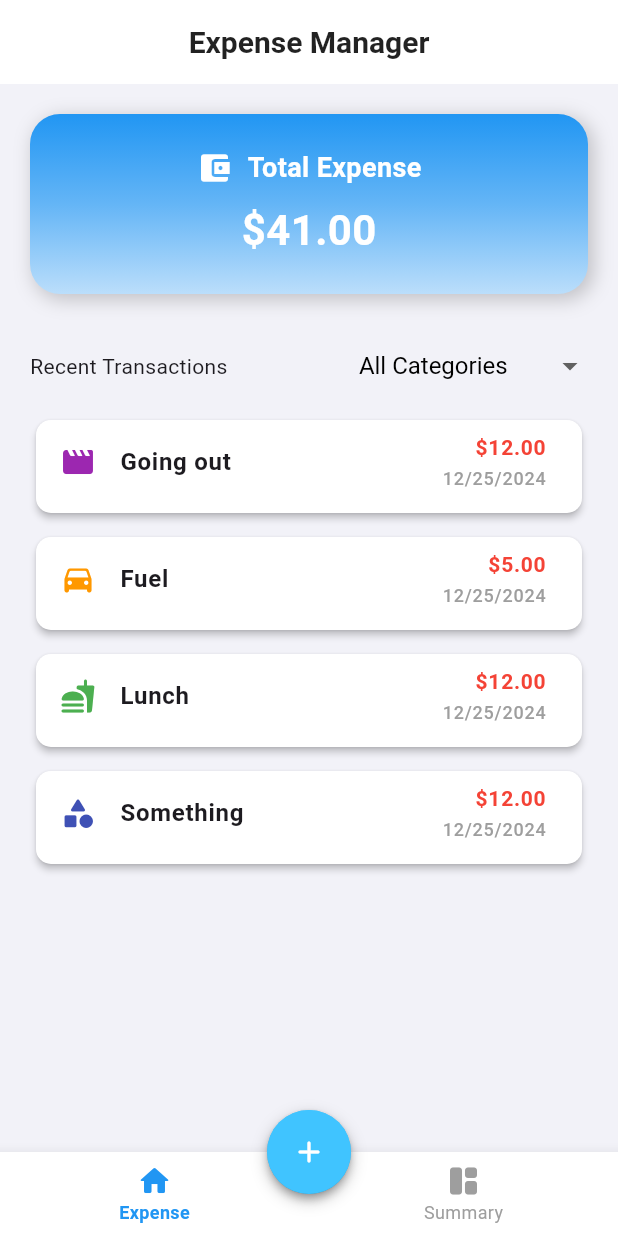
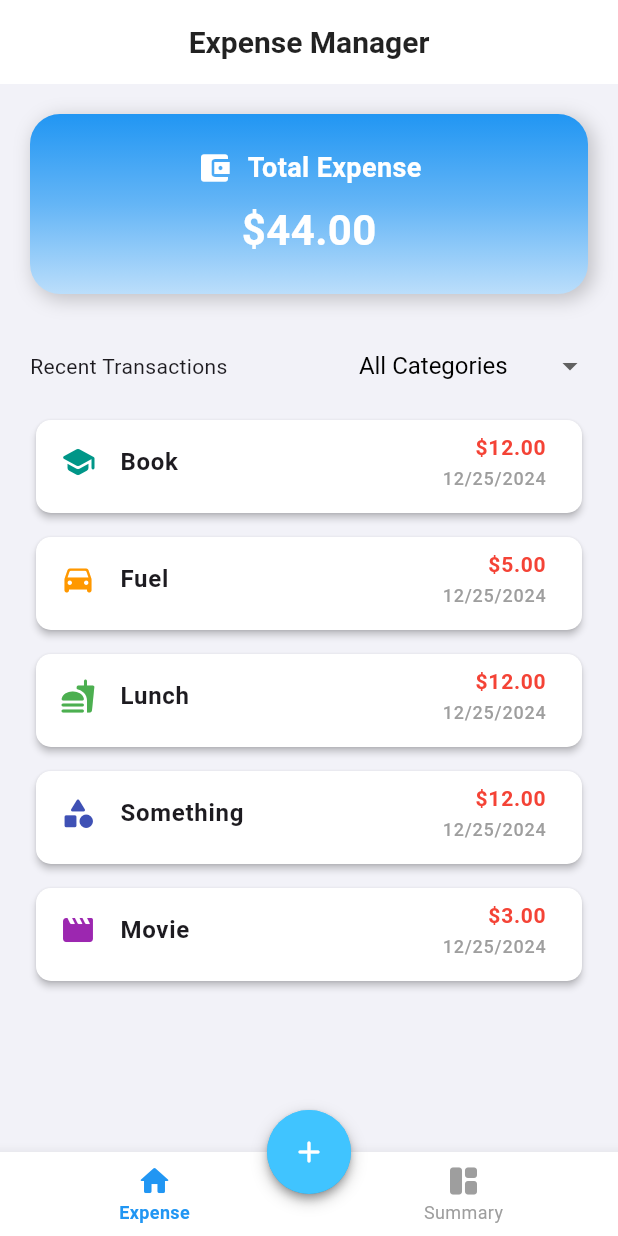
Before and after one commit to Sovandaa/Flutter-ExpenseTrackerApp, a Flutter app: the screen it shows after launch, on a phone screen of 412 x 824 dp. Run offline on Flutter 3.47's test engine with Material 3 defaults, Android fonts, the phone set to English and light mode, and no system bars; our stand-ins replace fl_chart.

Commit message:
updated home expense screen

```diff
--- a/lib/data/expense_data.dart
+++ b/lib/data/expense_data.dart
@@ -6,10 +6,10 @@ import 'package:expense_app/models/expense.dart';
 final List<Expense> expensesData = [
   Expense(
     id: 'E001',
-    title: "Going out",
+    title: "Book",
     amount: 12,
     date: DateTime.now(),
-    category: Category.entertainment
+    category: Category.education
   ),
   Expense(
     id: 'E002',
@@ -32,6 +32,13 @@ final List<Expense> expensesData = [
     date: DateTime.now(),
     category: Category.others
   ),
+  Expense(
+      id: 'E005',
+    title: "Movie",
+    amount: 3,
+    date: DateTime.now(),
+    category: Category.entertainment
+  ),
 
 
 ];
```
Also changed, not shown: lib/screens/ExpenseForm/expenses_form.dart (+7 -0 lines), lib/screens/HomeExpenseScreen/expense_screen.dart (+7 -1 lines).
